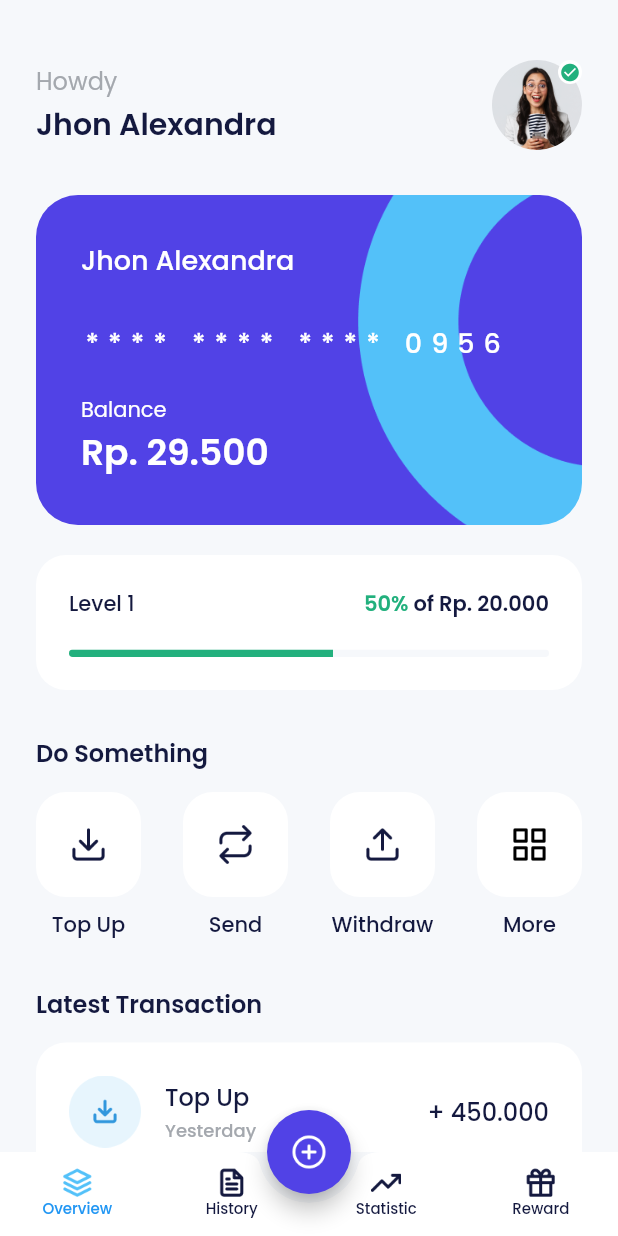
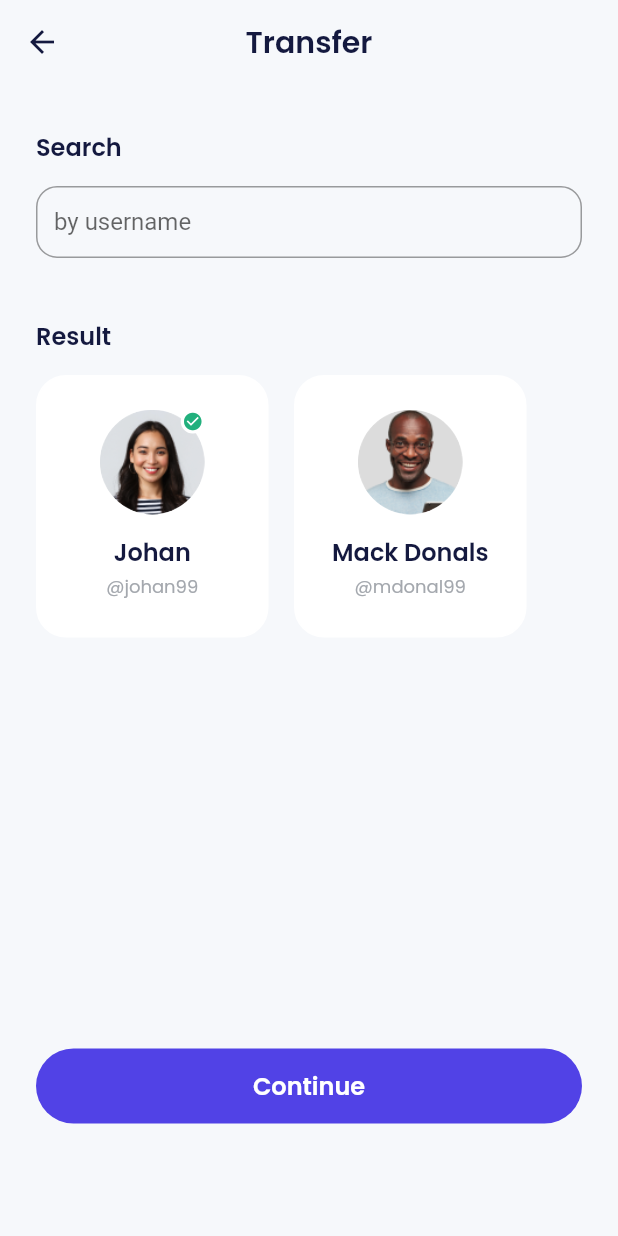
Before and after one commit to yusuffront99/e-wallet-app, a Flutter app: the HomePage screen opened by its route, after a tap on "Send", on a phone screen of 412 x 824 dp. Run offline on Flutter 3.47's test engine with Material 2 defaults, Android fonts, the phone set to English and light mode, and no system bars; our stand-ins replace carousel_slider, google_fonts.

Commit message:
updated codes : transfer page

```diff
--- a/lib/main.dart
+++ b/lib/main.dart
@@ -12,9 +12,12 @@ import 'package:e_wallet_app/ui/pages/sign_up_set_ktp_page.dart';
 import 'package:e_wallet_app/ui/pages/sign_up_set_profile_page.dart';
 import 'package:e_wallet_app/ui/pages/sign_up_success_page.dart';
 import 'package:e_wallet_app/ui/pages/splash_page.dart';
-import 'package:e_wallet_app/ui/pages/top_success_page.dart';
+import 'package:e_wallet_app/ui/pages/topup_success_page.dart';
 import 'package:e_wallet_app/ui/pages/topup_amount_page.dart';
 import 'package:e_wallet_app/ui/pages/topup_page.dart';
+import 'package:e_wallet_app/ui/pages/transfer_amount_page.dart';
+import 'package:e_wallet_app/ui/pages/transfer_page.dart';
+import 'package:e_wallet_app/ui/pages/transfer_success_page.dart';
 import 'package:flutter/material.dart';
 
 void main() => runApp(const MyApp());
@@ -53,9 +56,14 @@ class MyApp extends StatelessWidget {
         '/profile-edit': (context) => const ProfileEditPage(),
         '/profile-edit-pin': (context) => const ProfileEditPin(),
         '/profile-edit-success': (context) => const ProfileEditSuccessPage(),
+        // === TOP UP
         '/topup': (context) => const TopupPage(),
         '/topup-amount': (context) => const TopupAmountPage(),
         '/topup-success': (context) => const TopupSuccessPage(),
+        // ========== SEND AND TRANSFER
+        '/transfer': (context) => const TransferPage(),
+        '/transfer-amount': (context) => const TransferAmountPage(),
+        '/transfer-success': (context) => const TransferSuccessPage(),
       },
     );
   }
--- a/lib/ui/pages/home_page.dart
+++ b/lib/ui/pages/home_page.dart
@@ -301,7 +301,9 @@ class HomePage extends StatelessWidget {
               HomeServiceItem(
                 iconUrl: 'assets/ic_send.png',
                 title: 'Send',
-                onTap: () {},
+                onTap: () {
+                  Navigator.pushNamed(context, '/transfer');
+                },
               ),
               HomeServiceItem(
                 iconUrl: 'assets/ic_withdraw.png',
--- a/lib/ui/pages/profile_page.dart
+++ b/lib/ui/pages/profile_page.dart
@@ -81,6 +81,7 @@ class ProfilePage extends StatelessWidget {
                     final currentContext = context;
                     if (await Navigator.pushNamed(currentContext, '/pin') ==
                         true) {
+                      // ignore: use_build_context_synchronously
                       Navigator.pushNamed(currentContext, '/profile-edit');
                     }
                   },
@@ -90,6 +91,7 @@ class ProfilePage extends StatelessWidget {
                   title: 'My Pin',
                   onTap: () async {
                     if (await Navigator.pushNamed(context, '/pin') == true) {
+                      // ignore: use_build_context_synchronously
                       Navigator.pushNamed(context, '/profile-edit-pin');
                     }
                   },
--- /dev/null
+++ b/lib/ui/pages/transfer_page.dart
@@ -0,0 +1,133 @@
+import 'package:e_wallet_app/shared/theme.dart';
+import 'package:e_wallet_app/ui/widgets/buttons.dart';
+import 'package:e_wallet_app/ui/widgets/forms.dart';
+import 'package:e_wallet_app/ui/widgets/transfer_recent_user_item.dart';
+import 'package:e_wallet_app/ui/widgets/transfer_result_user_item.dart';
+import 'package:flutter/material.dart';
+
+class TransferPage extends StatelessWidget {
+  const TransferPage({super.key});
+
+  @override
+  Widget build(BuildContext context) {
+    return Scaffold(
+      appBar: AppBar(
+        title: const Text('Transfer'),
+      ),
+      body: ListView(
+        padding: const EdgeInsets.symmetric(horizontal: 24),
+        children: [
+          const SizedBox(
+            height: 30,
+          ),
+          Text(
+            'Search',
+            style: blackTextStyle.copyWith(
+              fontSize: 16,
+              fontWeight: semiBold,
+            ),
+          ),
+          const SizedBox(
+            height: 14,
+          ),
+          const CustomFormField(
+            title: 'by username',
+            isShowTitle: false,
+          ),
+          // buildRecentUsers(),
+          buildResult(),
+          const SizedBox(
+            height: 274,
+          ),
+          CustomFilledButton(
+            title: 'Continue',
+            onPressed: () {
+              Navigator.pushNamed(context, '/transfer-amount');
+            },
+          ),
+          const SizedBox(
+            height: 50,
+          ),
+        ],
+      ),
+    );
+  }
+
+  Widget buildRecentUsers() {
+    return Container(
+      margin: const EdgeInsets.only(top: 40),
+      child: Column(
+        crossAxisAlignment: CrossAxisAlignment.start,
+        children: [
+          Text(
+            'Recent User',
+            style: blackTextStyle.copyWith(
+              fontSize: 16,
+              fontWeight: semiBold,
+            ),
+          ),
+          const SizedBox(
+            height: 14,
+          ),
+          const TransferRecentUserItem(
+            imageUrl: 'assets/img_friend1.png',
+            name: 'Johan',
+            username: 'johan99',
+            isVerified: true,
+          ),
+          const TransferRecentUserItem(
+            imageUrl: 'assets/img_friend2.png',
+            name: 'Alendra',
+            username: 'alex09',
+          ),
+          const TransferRecentUserItem(
+            imageUrl: 'assets/img_friend3.png',
+            name: 'Fernandes',
+            username: 'fernd.09',
+            isVerified: true,
+          ),
+        ],
+      ),
+    );
+  }
+
+  Widget buildResult() {
+    return Container(
+      margin: const EdgeInsets.only(
+        top: 40,
+      ),
+      child: Column(
+        crossAxisAlignment: CrossAxisAlignment.start,
+        children: [
+          Text(
+            'Result',
+            style: blackTextStyle.copyWith(
+              fontSize: 16,
+              fontWeight: semiBold,
+            ),
+          ),
+          const SizedBox(
+            height: 14,
+          ),
+          const Wrap(
+            spacing: 17,
+            runSpacing: 17,
+            children: [
+              TransferResultUserItem(
+                imageUrl: 'assets/img_friend1.png',
+                name: 'Johan',
+                username: 'johan99',
+                isVerified: true,
+              ),
+              TransferResultUserItem(
+                imageUrl: 'assets/img_friend3.png',
+                name: 'Mack Donals',
+                username: 'mdonal99',
+              ),
+            ],
+          ),
+        ],
+      ),
+    );
+  }
+}
--- a/lib/ui/widgets/forms.dart
+++ b/lib/ui/widgets/forms.dart
@@ -5,30 +5,36 @@ class CustomFormField extends StatelessWidget {
   final String title;
   final bool obscureText;
   final TextEditingController? controller;
+  final bool isShowTitle;
 
-  const CustomFormField(
-      {super.key,
+  const CustomFormField({
+    super.key,
     required this.title,
     this.obscureText = false,
-      this.controller});
+    this.controller,
+    this.isShowTitle = true,
+  });
 
   @override
   Widget build(BuildContext context) {
     return Column(
       crossAxisAlignment: CrossAxisAlignment.start,
       children: [
+        if (isShowTitle)
           Text(
             title,
             style: blackTextStyle.copyWith(
-            fontWeight: FontWeight.w600,
+              fontWeight: FontWeight.w500,
             ),
           ),
+        if (isShowTitle)
           const SizedBox(
             height: 8,
           ),
         TextFormField(
           obscureText: obscureText,
           decoration: InputDecoration(
+            hintText: !isShowTitle ? title : null,
             border: OutlineInputBorder(
               borderRadius: BorderRadius.circular(14),
             ),
--- /dev/null
+++ b/lib/ui/widgets/transfer_result_user_item.dart
@@ -0,0 +1,91 @@
+import 'package:e_wallet_app/shared/theme.dart';
+import 'package:flutter/material.dart';
+
+class TransferResultUserItem extends StatelessWidget {
+  final String imageUrl;
+  final String name;
+  final String username;
+  final bool isVerified;
+  final bool isSelected;
+
+  const TransferResultUserItem({
+    super.key,
+    required this.imageUrl,
+    required this.name,
+    required this.username,
+    this.isVerified = false,
+    this.isSelected = false,
+  });
+
+  @override
+  Widget build(BuildContext context) {
+    return Container(
+      width: 155,
+      height: 175,
+      padding: const EdgeInsets.symmetric(
+        horizontal: 14,
+        vertical: 22,
+      ),
+      decoration: BoxDecoration(
+        color: whiteColor,
+        borderRadius: BorderRadius.circular(20),
+        border: Border.all(
+          color: isSelected ? blueColor : whiteColor,
+        ),
+      ),
+      child: Column(
+        children: [
+          Container(
+            width: 70,
+            height: 70,
+            decoration: BoxDecoration(
+              shape: BoxShape.circle,
+              image: DecorationImage(
+                image: AssetImage(imageUrl),
+              ),
+            ),
+            child: isVerified
+                ? Align(
+                    alignment: Alignment.topRight,
+                    child: Container(
+                      width: 16,
+                      height: 16,
+                      decoration: BoxDecoration(
+                        shape: BoxShape.circle,
+                        color: whiteColor,
+                      ),
+                      child: Center(
+                        child: Icon(
+                          Icons.check_circle,
+                          color: greenColor,
+                          size: 14,
+                        ),
+                      ),
+                    ),
+                  )
+                : null,
+          ),
+          const SizedBox(
+            height: 13,
+          ),
+          Text(
+            name,
+            style: blackTextStyle.copyWith(
+              fontSize: 16,
+              fontWeight: semiBold,
+            ),
+          ),
+          const SizedBox(
+            height: 2,
+          ),
+          Text(
+            '@$username',
+            style: greyTextStyle.copyWith(
+              fontSize: 12,
+            ),
+          ),
+        ],
+      ),
+    );
+  }
+}
```
Also changed, not shown: lib/ui/pages/transfer_amount_page.dart (added, +227 -0 lines), lib/ui/pages/transfer_success_page.dart (added, +52 -0 lines), lib/ui/widgets/transfer_recent_user_item.dart (added, +87 -0 lines), lib/ui/pages/topup_success_page.dart (renamed from lib/ui/pages/top_success_page.dart). Lines whose indentation alone changed are shown as unchanged.
